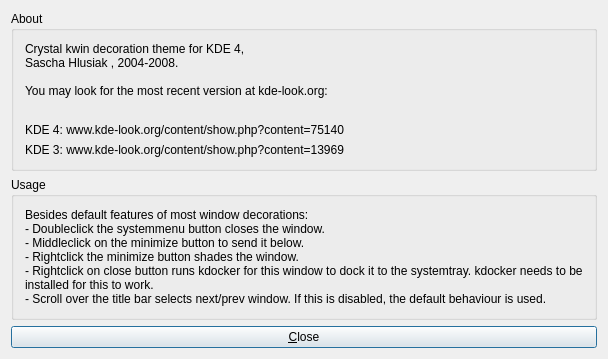
The window that client/config/infodialog.ui (shlusiak/kwin-style-crystal) describes before a commit, drawn with Qt 5.
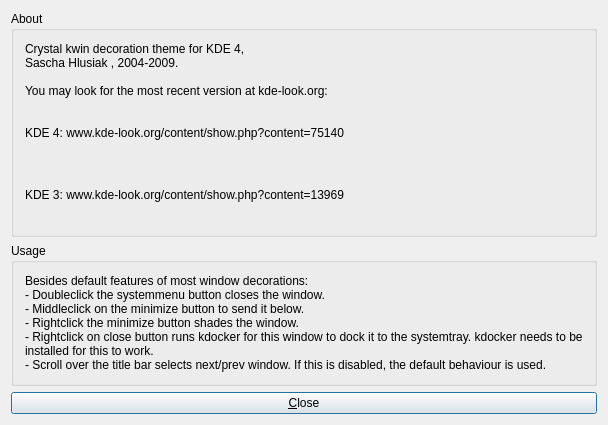
The same window after the commit. Icons and pictures are not drawn. Custom widgets are drawn as their Qt base class.

Commit message: add photo to Infodialog

Patch:
```diff
--- a/client/config/infodialog.ui
+++ b/client/config/infodialog.ui
@@ -8,8 +8,8 @@
    <rect>
     <x>0</x>
     <y>0</y>
-    <width>498</width>
-    <height>359</height>
+    <width>478</width>
+    <height>425</height>
    </rect>
   </property>
   <property name="sizePolicy" >
@@ -33,7 +33,7 @@
      <property name="title" >
       <string>About</string>
      </property>
-     <layout class="QGridLayout" >
+     <layout class="QGridLayout" name="gridLayout" >
       <item row="0" column="0" >
        <widget class="QLabel" name="textLabel1" >
         <property name="sizePolicy" >
@@ -44,7 +44,7 @@
         </property>
         <property name="text" >
          <string>Crystal kwin decoration theme for KDE 4,
-Sascha Hlusiak &lt;spam84@nurfuerspam.de>, 2004-2008.
+Sascha Hlusiak &lt;spam84@nurfuerspam.de>, 2004-2009.
 
 You may look for the most recent version at kde-look.org:</string>
         </property>
@@ -59,7 +59,7 @@
         </property>
        </widget>
       </item>
-      <item row="2" column="0" >
+      <item row="3" column="0" >
        <widget class="KUrlLabel" name="URL_Crystal_1" >
         <property name="text" >
          <string>KDE 3: www.kde-look.org/content/show.php?content=13969</string>
@@ -69,7 +69,33 @@
         </property>
        </widget>
       </item>
-      <item row="1" column="0" >
+      <item row="3" column="1" >
+       <spacer name="verticalSpacer" >
+        <property name="orientation" >
+         <enum>Qt::Vertical</enum>
+        </property>
+        <property name="sizeHint" stdset="0" >
+         <size>
+          <width>20</width>
+          <height>40</height>
+         </size>
+        </property>
+       </spacer>
+      </item>
+      <item row="2" column="1" >
+       <spacer name="verticalSpacer_2" >
+        <property name="orientation" >
+         <enum>Qt::Vertical</enum>
+        </property>
+        <property name="sizeHint" stdset="0" >
+         <size>
+          <width>20</width>
+          <height>40</height>
+         </size>
+        </property>
+       </spacer>
+      </item>
+      <item row="2" column="0" >
        <widget class="KUrlLabel" name="URL_Crystal_2" >
         <property name="text" >
          <string>KDE 4: www.kde-look.org/content/show.php?content=75140</string>
```
Left out of the diff: 32 changed lines with no effect on the pictures. The commit also changes 2 other files.
